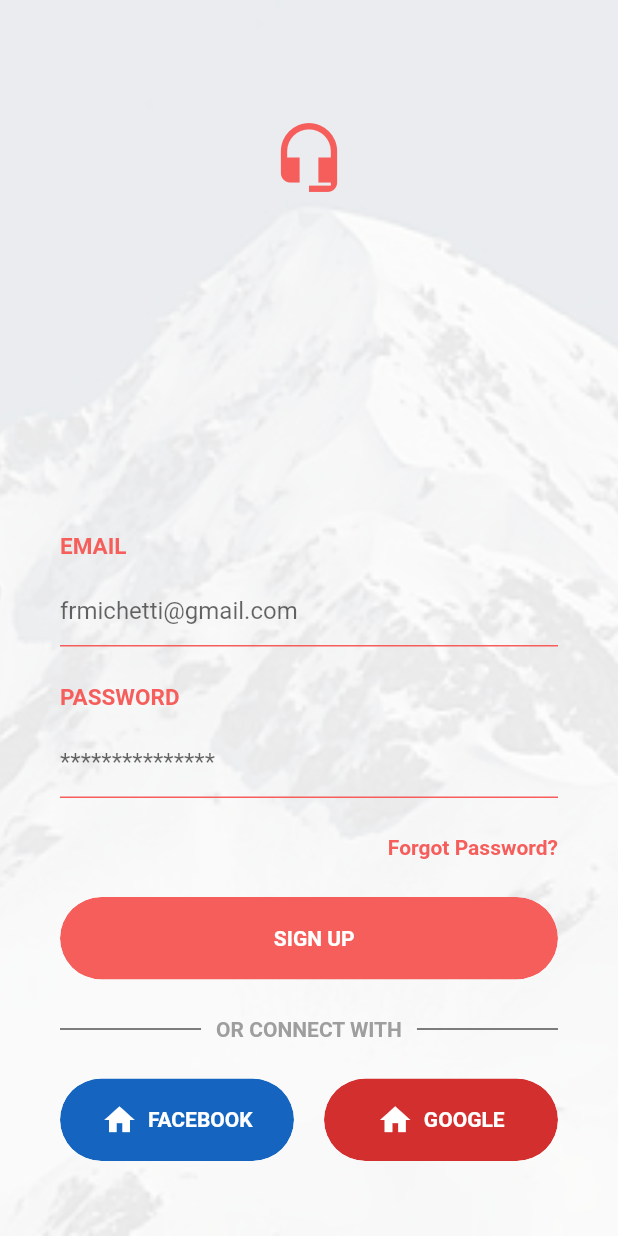
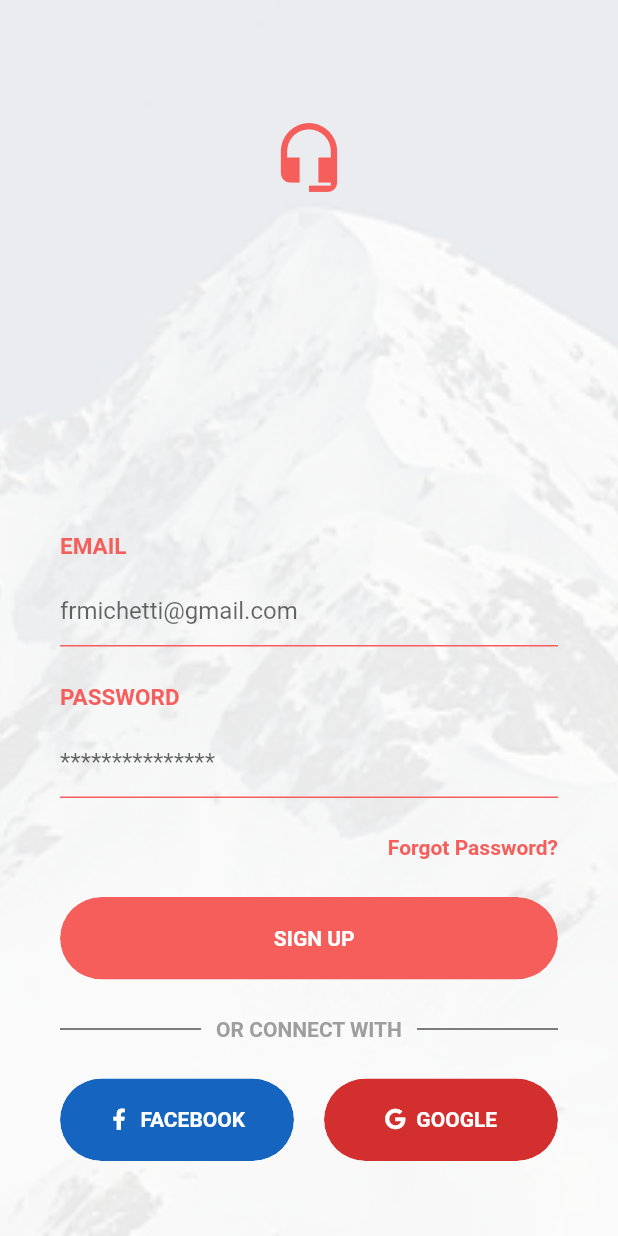
Before and after one commit to frmichetti/flutter_login_firebase, a Flutter app: the screen it shows after launch, swiped to page 3, on a phone screen of 412 x 824 dp. Run offline on Flutter 3.47's test engine with Material 2 defaults, Android fonts, the phone set to English and light mode, and no system bars; our stand-ins replace font_awesome_flutter.

```diff
--- a/lib/login/pages/login_page_widget.dart
+++ b/lib/login/pages/login_page_widget.dart
@@ -1,4 +1,5 @@
 import 'package:flutter/material.dart';
+import 'package:login_firebase/login/provider/provider_page_controller.dart';
 import 'package:login_firebase/login/widgets/circle_button.dart';
 
 class LoginPageWidget extends StatefulWidget {
@@ -38,7 +39,7 @@ class _LoginPageWidgetState extends State<LoginPageWidget> {
             backgroundColor: Colors.transparent,
             borderColor: Colors.white,
             onTap: () {
-              print("ON TAP");
+              ProviderPageController.of(context).toPage(0);
             },
           ),
           Container(
@@ -49,7 +50,7 @@ class _LoginPageWidgetState extends State<LoginPageWidget> {
             backgroundColor: Colors.white,
             textColor: Theme.of(context).accentColor,
               onTap: () {
-                print("ON TAP");
+                ProviderPageController.of(context).toPage(2);
               }
           ),
         ],
--- a/lib/login/pages/login_signin_page_widget.dart
+++ b/lib/login/pages/login_signin_page_widget.dart
@@ -1,6 +1,7 @@
 import 'package:flutter/material.dart';
 import 'package:login_firebase/login/widgets/circle_button.dart';
 import 'package:login_firebase/login/widgets/custom_textfield.dart';
+import 'package:font_awesome_flutter/font_awesome_flutter.dart';
 
 class LoginSignInPageWidget extends StatefulWidget {
   @override
@@ -79,7 +80,7 @@ class _LoginSignInPageWidgetState extends State<LoginSignInPageWidget> {
               Expanded(
                 child: CircleButton(
                   label: "FACEBOOK",
-                  icon: Icon(Icons.home, color: Colors.white),
+                  icon: Icon(FontAwesomeIcons.facebookF, color: Colors.white, size: 14,),
                   backgroundColor: Colors.blue[800],
                 ),
               ),
@@ -89,7 +90,7 @@ class _LoginSignInPageWidgetState extends State<LoginSignInPageWidget> {
               Expanded(
                 child: CircleButton(
                   label: "GOOGLE",
-                  icon: Icon(Icons.home, color: Colors.white),
+                  icon: Icon(FontAwesomeIcons.google, color: Colors.white, size: 14,),
                   backgroundColor: Colors.red[700],
                 ),
               ),
--- a/lib/login/pages/login_signup_page_widget.dart
+++ b/lib/login/pages/login_signup_page_widget.dart
@@ -1,6 +1,7 @@
 import 'dart:ui';
 
 import 'package:flutter/material.dart';
+import 'package:login_firebase/login/provider/provider_page_controller.dart';
 import 'package:login_firebase/login/widgets/circle_button.dart';
 import 'package:login_firebase/login/widgets/custom_textfield.dart';
 
@@ -33,12 +34,17 @@ class _LoginSignupPageWidgetState extends State<LoginSignupPageWidget> {
           ),
           Container(
             width: double.infinity,
+            child: GestureDetector(
+              onTap: () {
+                ProviderPageController.of(context).toPage(2);
+              },
               child: Text(
                 "Already have an account?",
                 textAlign: TextAlign.right,
                 style: TextStyle(
                     fontWeight: FontWeight.bold,
                     color: Theme.of(context).accentColor),
+              ),
             ),
           ),
           Container(
--- /dev/null
+++ b/lib/login/provider/provider_page_controller.dart
@@ -0,0 +1,21 @@
+import 'package:flutter/material.dart';
+
+class ProviderPageController extends InheritedWidget {
+  final PageController controller;
+  final Widget child;
+
+  ProviderPageController({this.controller, this.child}): super(child: child);
+
+  static ProviderPageController of(BuildContext context) {
+    return context.inheritFromWidgetOfExactType(ProviderPageController) as ProviderPageController;
+  }
+
+  void toPage(int page){
+    controller.animateToPage(page, duration: Duration(milliseconds: 300), curve: Curves.easeInOut);
+  }
+
+  @override
+  bool updateShouldNotify(covariant InheritedWidget oldWidget) {
+    return oldWidget != this;
+  }
+}
--- a/lib/login_widget.dart
+++ b/lib/login_widget.dart
@@ -2,6 +2,7 @@ import 'package:flutter/material.dart';
 import 'package:login_firebase/login/pages/login_page_widget.dart';
 import 'package:login_firebase/login/pages/login_signin_page_widget.dart';
 import 'package:login_firebase/login/pages/login_signup_page_widget.dart';
+import 'package:login_firebase/login/provider/provider_page_controller.dart';
 
 class LoginWidget extends StatefulWidget {
   @override
@@ -11,14 +12,12 @@ class LoginWidget extends StatefulWidget {
 class _LoginWidgetState extends State<LoginWidget> {
   PageController _controller;
 
-
   @override
   void initState() {
     super.initState();
 
     _controller = PageController(initialPage: 1);
   }
-
 
   @override
   void dispose() {
@@ -36,14 +35,16 @@ class _LoginWidgetState extends State<LoginWidget> {
             "assets/imgs/monte.jpg",
             fit: BoxFit.cover,
           ),
-          PageView(
+          ProviderPageController(
+              controller: _controller,
+              child: PageView(
                 controller: _controller,
                 children: <Widget>[
                   LoginSignupPageWidget(),
                   LoginPageWidget(),
                   LoginSignInPageWidget()
                 ],
-          )
+              ))
         ],
       ),
     );
--- a/pubspec.yaml
+++ b/pubspec.yaml
@@ -28,6 +28,7 @@ dependencies:
   # The following adds the Cupertino Icons font to your application.
   # Use with the CupertinoIcons class for iOS style icons.
   cupertino_icons: ^1.0.0
+  font_awesome_flutter: ^8.11.0
 
 dev_dependencies:
   flutter_test:
```
Also changed, not shown: pubspec.lock, 1 other file. Lines whose indentation alone changed are shown as unchanged.
